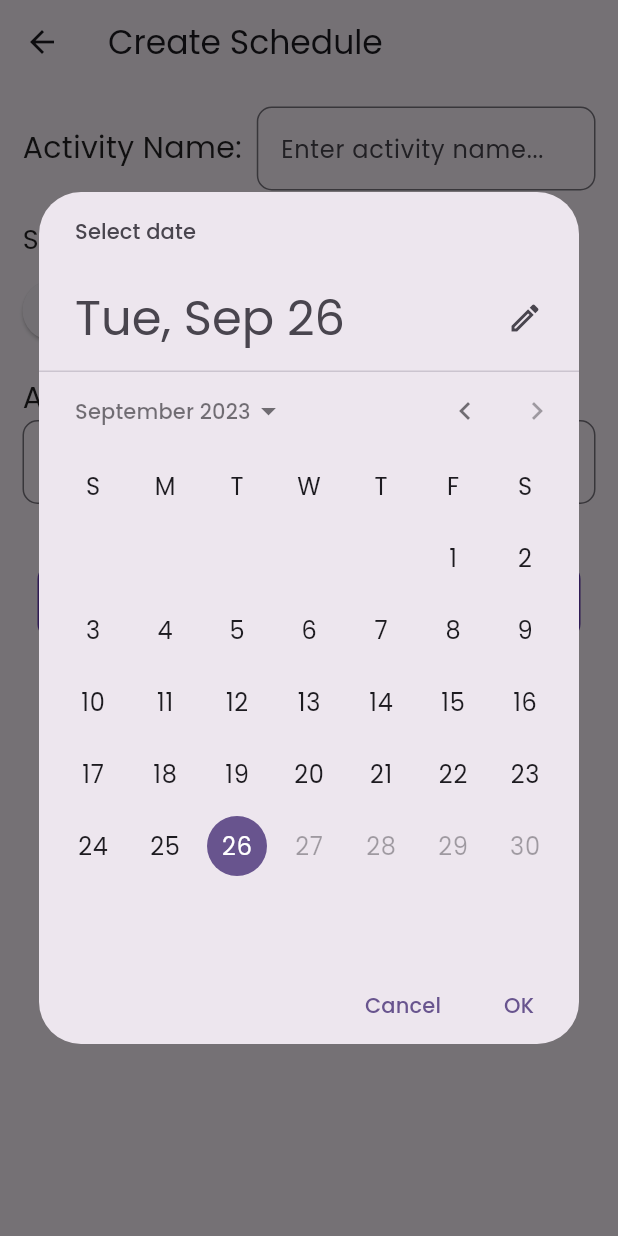
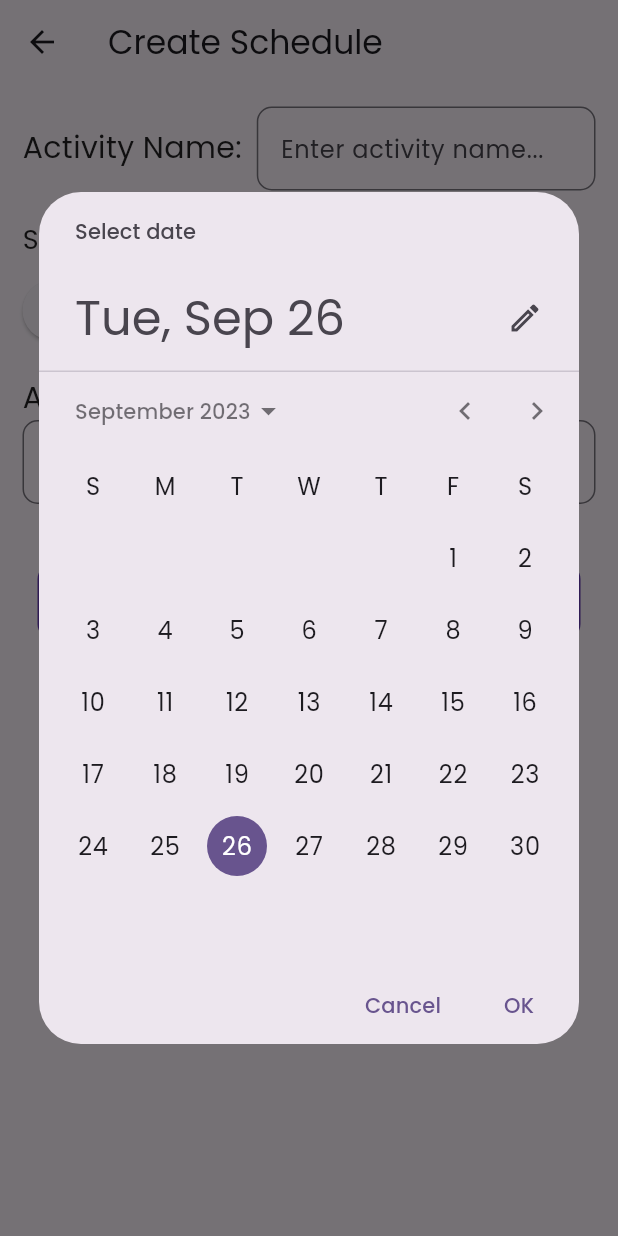
Before and after one commit to sumankaran003/pet_fit, a Flutter app: the CreateSchedule screen opened directly with empty values, after a tap on "Select Time", on a phone screen of 412 x 824 dp. Run offline on Flutter 3.47's test engine with Material 2 defaults, Android fonts, the phone set to English and light mode, and no system bars; our stand-ins replace bloc, camera, cloud_firestore, firebase_auth, firebase_core, firebase_storage and 6 more; accounts and stored records are empty.

Commit message:
new changes

```diff
--- a/lib/create_schedule/create_schedule_screen.dart
+++ b/lib/create_schedule/create_schedule_screen.dart
@@ -23,7 +23,7 @@ class _CreateScheduleState extends State<CreateSchedule> {
       context: context,
       initialDate: selectedDateTime,
       firstDate: DateTime(2013),
-      lastDate: DateTime.now(),
+      lastDate: DateTime(2030),
     );
 
     if (picked != null) {
@@ -69,7 +69,7 @@ class _CreateScheduleState extends State<CreateSchedule> {
         },
         builder: (context, state) {
           if (state is CreateScheduleLoading) {
-            return Center(child: CircularProgressIndicator());
+            return const Center(child: CircularProgressIndicator());
           }
           return SingleChildScrollView(
             child: Padding(
@@ -110,7 +110,7 @@ class _CreateScheduleState extends State<CreateSchedule> {
                       ],
                     ),
                   ),
-                  SizedBox(
+                  const SizedBox(
                     height: 20,
                   ),
                   Row(
@@ -118,19 +118,19 @@ class _CreateScheduleState extends State<CreateSchedule> {
                     children: <Widget>[
                       Text(
                         'Selected Date: ${selectedDateTime.day}:${selectedDateTime.month}:${selectedDateTime.year}  Time: ${selectedDateTime.hour}:${selectedDateTime.minute}:${selectedDateTime.second}',
-                        style: TextStyle(fontSize: 18),
+                        style: const TextStyle(fontSize: 18),
                       ),
-                      SizedBox(height: 20),
+                      const SizedBox(height: 20),
                     ],
                   ),
-                  SizedBox(
+                  const SizedBox(
                     height: 10,
                   ),
                   ElevatedButton(
                     onPressed: () => _selectDateTime(context),
-                    child: Text('Select Time'),
+                    child: const Text('Select Time'),
                   ),
-                  SizedBox(
+                  const SizedBox(
                     height: 20,
                   ),
                   const Text(
--- a/lib/drawer.dart
+++ b/lib/drawer.dart
@@ -33,7 +33,7 @@ Widget buildDrawer(BuildContext context) {
           leading: const Icon(Icons.add),
           title: const Text('Add Pet'),
           onTap: () {
-            Get.to(() => AddPetScreen());
+            Get.to(() => const AddPetScreen());
           },
         ),
         ListTile(
--- a/lib/main.dart
+++ b/lib/main.dart
@@ -28,7 +28,7 @@ void main() async {
   await Firebase.initializeApp();
   FirebaseAuth.instance.setPersistence(Persistence.LOCAL);
 
-  runApp(MyApp());
+  runApp(const MyApp());
 }
 
 class MyApp extends StatelessWidget {
--- a/lib/models/age_model.dart
+++ b/lib/models/age_model.dart
@@ -24,5 +24,5 @@ String calculateAge(int dobTimestamp) {
     months += 12;
   }
 
-  return '${years} years, ${months} months, ${days} days';
+  return '$years years, $months months, $days days';
 }
--- a/lib/screens/capturePhoto.dart
+++ b/lib/screens/capturePhoto.dart
@@ -51,7 +51,7 @@ class TakePictureScreenState extends State<TakePictureScreen> {
       setState(() {});
     } catch (e) {
       // Handle any errors that might occur during initialization.
-      print('Error initializing camera: $e');
+
     }
   }
     @override
@@ -118,7 +118,7 @@ class TakePictureScreenState extends State<TakePictureScreen> {
               );
             } catch (e) {
               // If an error occurs, log the error to the console.
-              print(e);
+
             }
           },
           child: const Icon(Icons.camera_alt),
--- a/lib/widgets.dart
+++ b/lib/widgets.dart
@@ -40,7 +40,7 @@ Widget petTiles(PetModel pet) {
             color: Colors.grey.withOpacity(0.5),
             spreadRadius: 2,
             blurRadius: 5,
-            offset: Offset(0, 3),
+            offset: const Offset(0, 3),
           ),
         ],
       ),
@@ -87,7 +87,7 @@ Widget activityTiles(ActivityModel activity) {
           color: Colors.grey.withOpacity(0.5),
           spreadRadius: 2,
           blurRadius: 5,
-          offset: Offset(0, 3),
+          offset: const Offset(0, 3),
         ),
       ],
     ),
@@ -122,7 +122,7 @@ Widget productTiles(ProductModel product) {
             color: Colors.grey.withOpacity(0.5),
             spreadRadius: 2,
             blurRadius: 5,
-            offset: Offset(0, 3),
+            offset: const Offset(0, 3),
           ),
         ],
       ),
```
Also changed, not shown: lib/addPet/add_pet_module/add_pet.dart (+4 -12 lines), lib/screens/captureVideo.dart (+7 -9 lines), lib/screens/pet_details_screen.dart (+36 -23 lines).
